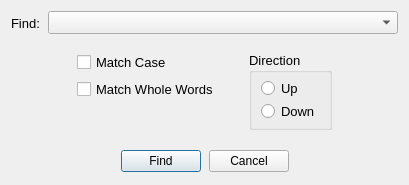
copperspice/diamond, file forms/dialog_find.ui: the form before one commit.
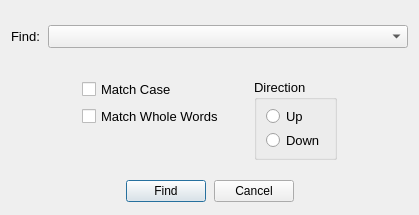
The form after the commit.

Commit message: Change field name in find and find/replace

The edit to the form file:
```diff
--- a/forms/dialog_find.ui
+++ b/forms/dialog_find.ui
@@ -5,12 +5,12 @@
   <property name="windowModality">
    <enum>Qt::NonModal</enum>
   </property>
-  <property name="geometry">
+  <property name="geometry" stdset="0">
    <rect>
     <x>0</x>
     <y>0</y>
-    <width>399</width>
-    <height>185</height>
+    <width>419</width>
+    <height>215</height>
    </rect>
   </property>
   <property name="windowTitle">
```
Left out of the diff: 168 changed lines with no effect on the pictures. The commit also changes 1 other file.
